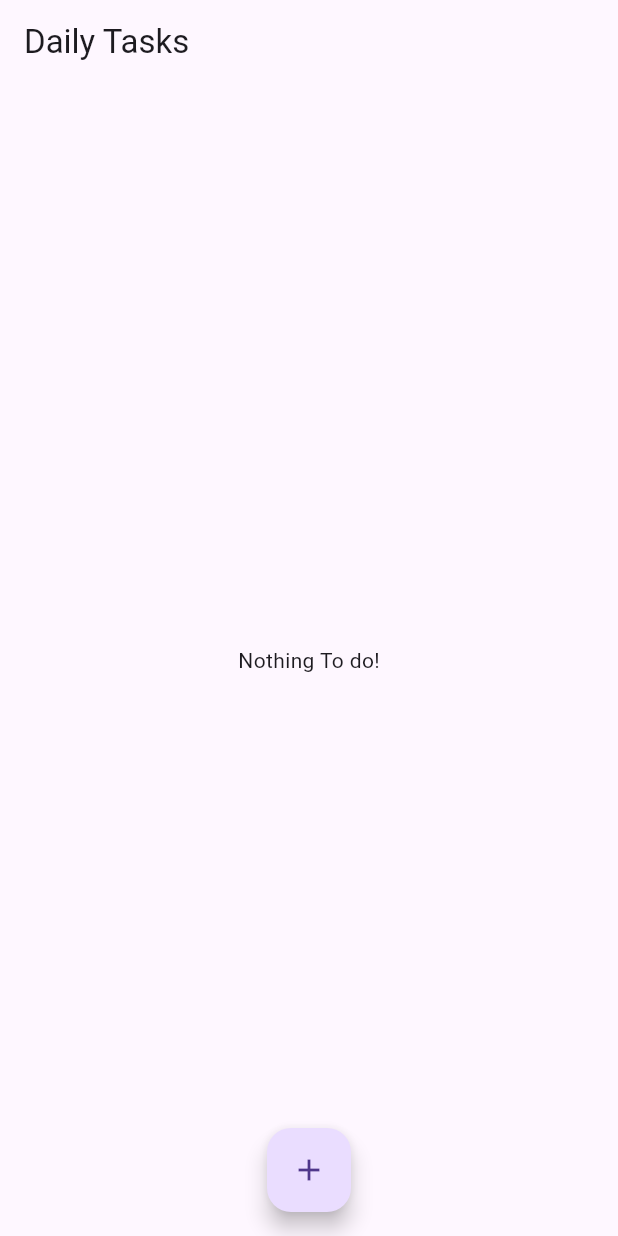
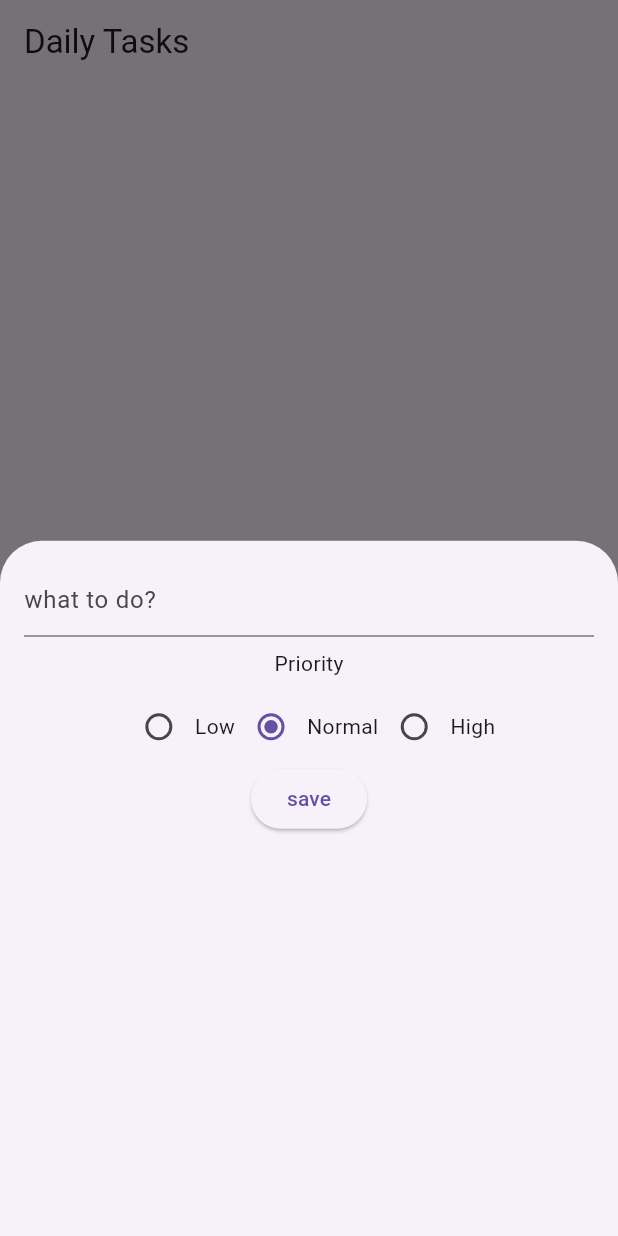
Before and after one commit to rijwan-uddin/ToDos-App, a Flutter app: the screen it shows after launch, after a tap on the "add" icon, on a phone screen of 412 x 824 dp. Run offline on Flutter 3.47's test engine with Material 3 defaults, Android fonts, the phone set to English and light mode, and no system bars.

Commit message:
Final Commit

```diff
--- a/lib/todo.dart
+++ b/lib/todo.dart
@@ -8,6 +8,9 @@ class todo extends StatefulWidget {
 }
 
 class _todoState extends State<todo> {
+  final _controller = TextEditingController();
+  todoPriority priority = todoPriority.Normal;
+
   @override
   Widget build(BuildContext context) {
     return Scaffold(
@@ -16,12 +19,16 @@ class _todoState extends State<todo> {
       ),
       floatingActionButtonLocation: FloatingActionButtonLocation.centerFloat,
       floatingActionButton: FloatingActionButton(
-        onPressed: () {},
+        onPressed: () {
+          addTodo();
+        },
         child: Icon(Icons.add),
       ),
-      body: MyTodo.todos.isEmpty?
-          Center(child:Text('Nothing To do!'),) :
-      ListView.builder(
+      body: MyTodo.todos.isEmpty
+          ? Center(
+              child: Text('Nothing To do!'),
+            )
+          : ListView.builder(
               itemCount: MyTodo.todos.length,
               itemBuilder: (context, index) {
                 final todo = MyTodo.todos[index];
@@ -30,13 +37,103 @@ class _todoState extends State<todo> {
                     onChanged: (value) {
                       setState(() {
                         MyTodo.todos[index].completed = value;
-
                       });
                     });
               },
             ),
     );
   }
+
+
+
+  void addTodo() {
+    showModalBottomSheet(
+        context: context,
+        // isScrollControlled: true,
+        builder: (context) => StatefulBuilder(
+              builder: (context, setBuilderState) => Padding(
+                padding: const EdgeInsets.all(16.0),
+                child: Column(
+                  children: [
+                    TextField(
+                      controller: _controller,
+                      decoration: InputDecoration(hintText: 'what to do?'),
+                    ),
+                    Padding(
+                      padding: const EdgeInsets.all(8.0),
+                      child: Text('Priority'),
+                    ),
+                    Row(
+                      mainAxisAlignment: MainAxisAlignment.center,
+                      children: [
+                        Radio<todoPriority>(
+                          value: todoPriority.Low,
+                          groupValue: priority,
+                          onChanged: (value) {
+                            setBuilderState(() {
+                              priority = value!;
+                            });
+                          },
+                        ),
+                        Text(todoPriority.Low.name),
+                        Radio<todoPriority>(
+                          value: todoPriority.Normal,
+                          groupValue: priority,
+                          onChanged: (value) {
+                            setBuilderState(() {
+                              priority = value!;
+                            });
+                          },
+                        ),
+                        Text(todoPriority.Normal.name),
+                        Radio<todoPriority>(
+                          value: todoPriority.High,
+                          groupValue: priority,
+                          onChanged: (value) {
+                            setBuilderState(() {
+                              priority = value!;
+                            });
+                          },
+                        ),
+                        Text(todoPriority.High.name),
+                      ],
+                    ),
+                    ElevatedButton(onPressed: _save, child: Text('save'),
+                    )
+
+                  ],
+                ),
+              ),
+            ));
+  }
+
+  void _save() {
+    if(_controller.text.isEmpty){
+      showMsg(context,'Input must not be empty');
+      return;
+    }
+    final todo = MyTodo(
+        id: DateTime.now().millisecondsSinceEpoch,
+        name: _controller.text,
+        priority: priority,
+    );
+    MyTodo.todos.add(todo);
+    _controller.clear();
+    setState(() {});
+    Navigator.pop(context);
+  }
+}
+
+void showMsg(BuildContext context, String s) {
+  showDialog(context: context, builder: (context)=> AlertDialog(
+    title: Text('Caution!'),
+    content: Text(s),
+    actions: [
+      TextButton(onPressed: () => Navigator.pop(context),
+      child: Text('Close'),
+      ),
+    ],
+  ));
 }
 
 class todoitem extends StatelessWidget {
@@ -51,11 +148,9 @@ class todoitem extends StatelessWidget {
         title: Text(todo.name),
         subtitle: Text('Priority:${todo.priority.name} '),
         value: todo.completed,
-        onChanged: (value){
+        onChanged: (value) {
           onChanged(value!);
-
-         }
-        );
+        });
   }
 }
 
```
Lines whose indentation alone changed are shown as unchanged.
